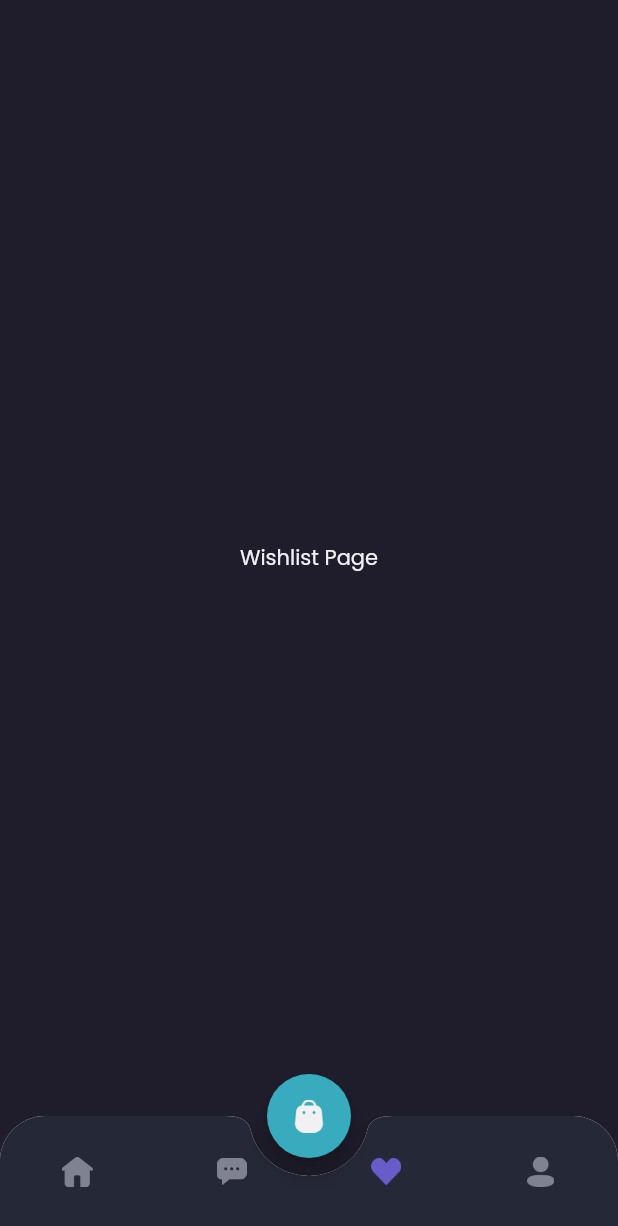
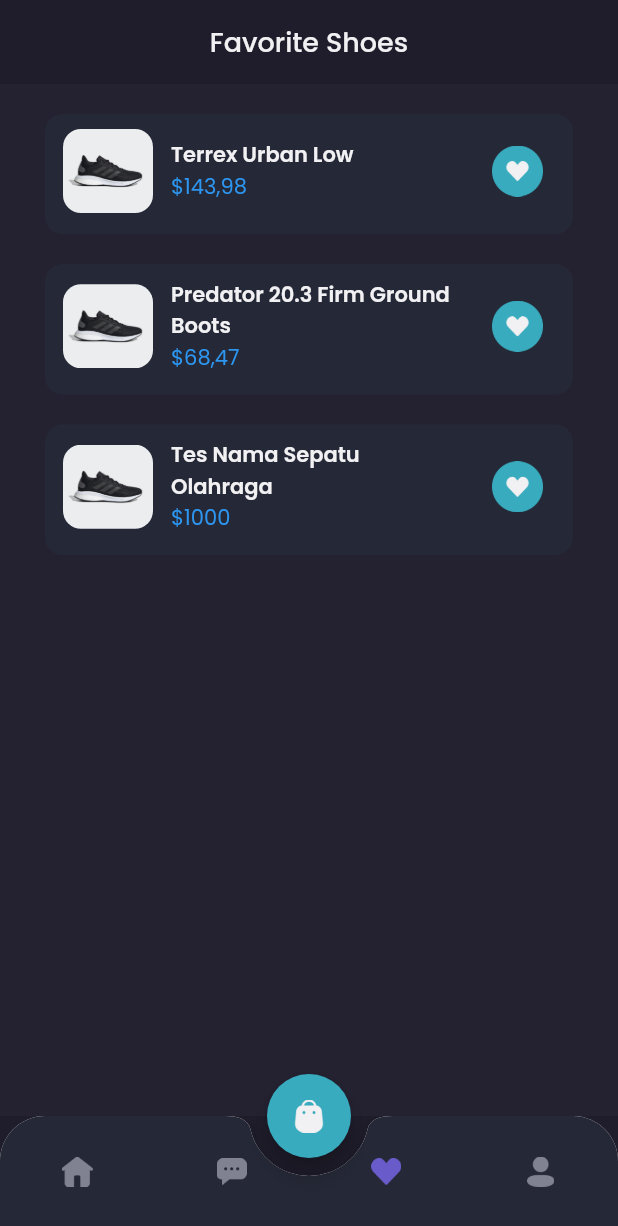
Before and after one commit to Adityadan/tokokita-flutter, a Flutter app: the MainPage screen opened by its route, item 3 of the bottom bar chosen, on a phone screen of 412 x 824 dp. Shown: the top 1226 px of the screen. Run offline on Flutter 3.47's test engine with Material 2 defaults, Android fonts, the phone set to English and light mode, and no system bars; our stand-ins replace awesome_dialog, google_fonts.

Commit message:
slicing page wishlist done

```diff
--- a/lib/pages/home/wishlist_page.dart
+++ b/lib/pages/home/wishlist_page.dart
@@ -1,13 +1,117 @@
 import 'package:flutter/material.dart';
 import 'package:shamo/theme.dart';
+import 'package:shamo/widgets/wishlist_card.dart';
 
 class wishlistPage extends StatelessWidget {
   const wishlistPage({super.key});
 
+  Widget header() {
+    return AppBar(
+      backgroundColor: backgroundColor1,
+      centerTitle: true,
+      title: Text(
+        'Favorite Shoes',
+        style: primaryTextStyle.copyWith(
+          fontSize: 18,
+          fontWeight: medium,
+        ),
+      ),
+      elevation: 0,
+      automaticallyImplyLeading: false,
+    );
+  }
+
+  Widget EmptyWhislist() {
+    return Expanded(
+      child: Container(
+        color: backgroundColor3,
+        width: double.infinity,
+        child: Column(
+          mainAxisAlignment: MainAxisAlignment.center,
+          children: [
+            Image.asset(
+              'assets/image_wishlist.png',
+              width: 74,
+            ),
+            SizedBox(
+              height: 23,
+            ),
+            Text(
+              'You don\'t have dream shoes?',
+              style:
+                  primaryTextStyle.copyWith(fontWeight: medium, fontSize: 16),
+            ),
+            SizedBox(
+              height: 12,
+            ),
+            Text(
+              'Let\'s find your favorite shoes',
+              style: secondaryTextStyle,
+            ),
+            SizedBox(
+              height: 20,
+            ),
+            Container(
+              height: 44,
+              child: TextButton(
+                onPressed: () {},
+                child: Text(
+                  'Explore Store',
+                  style: primaryTextStyle.copyWith(
+                    fontSize: 16,
+                    fontWeight: medium,
+                  ),
+                ),
+                style: TextButton.styleFrom(
+                  backgroundColor: primaryColor,
+                  padding: EdgeInsets.symmetric(horizontal: 24, vertical: 10),
+                  shape: RoundedRectangleBorder(
+                    borderRadius: BorderRadius.circular(12),
+                  ),
+                ),
+              ),
+            ),
+          ],
+        ),
+      ),
+    );
+  }
+
+  Widget content() {
+    return Expanded(
+      child: Container(
+        color: backgroundColor3,
+        child: ListView(
+          padding: EdgeInsets.symmetric(
+            horizontal: defaultMargin,
+          ),
+          children: [
+            WishlistCard(
+              name: 'Terrex Urban Low',
+              price: '\$143,98',
+            ),
+            WishlistCard(
+              name: 'Predator 20.3 Firm Ground Boots',
+              price: '\$68,47',
+            ),
+            WishlistCard(
+              name: 'Tes Nama Sepatu Olahraga',
+              price: '\$1000',
+            ),
+          ],
+        ),
+      ),
+    );
+  }
+
   @override
   Widget build(BuildContext context) {
-    return Container(
-      child: Center(child: Text('Wishlist Page',style: primaryTextStyle,)),
+    return Column(
+      children: [
+        header(),
+        // EmptyWhislist(),
+        content(),
+      ],
     );
   }
 }
--- /dev/null
+++ b/lib/widgets/wishlist_card.dart
@@ -0,0 +1,62 @@
+import 'package:flutter/material.dart';
+import 'package:shamo/theme.dart';
+
+class WishlistCard extends StatelessWidget {
+  // const WishlistCard({super.key});
+  final String name;
+  final String price;
+
+  WishlistCard({this.name = '', this.price = ''});
+
+  @override
+  Widget build(BuildContext context) {
+    return Container(
+      margin: EdgeInsets.only(top: 20),
+      padding: EdgeInsets.only(top: 10, left: 12, bottom: 14, right: 20),
+      decoration: BoxDecoration(
+        borderRadius: BorderRadius.circular(12),
+        color: backgroundColor4,
+      ),
+      child: Row(
+        children: [
+          ClipRRect(
+            borderRadius: BorderRadius.circular(12),
+            child: Image.asset(
+              'assets/image_shoes7.png',
+              width: 60,
+            ),
+          ),
+          SizedBox(
+            width: 12,
+          ),
+          Expanded(
+            child: Column(
+              crossAxisAlignment: CrossAxisAlignment.start,
+              children: [
+                Text(
+                  // 'Terrex Urban Low',
+                  name,
+                  style: primaryTextStyle.copyWith(
+                    fontWeight: semiBold,
+                  ),
+                ),
+                Text(
+                  // '\$143,98',
+                  price,
+                  style: priceTextStyle.copyWith(),
+                )
+              ],
+            ),
+          ),
+          SizedBox(
+            width: 20,
+          ),
+          Image.asset(
+            'assets/button_wishlist_blue.png',
+            width: 34,
+          ),
+        ],
+      ),
+    );
+  }
+}
```
Also changed, not shown: lib/pages/home/chat_page.dart (+6 -5 lines), lib/pages/home/main_page.dart (+5 -2 lines).
